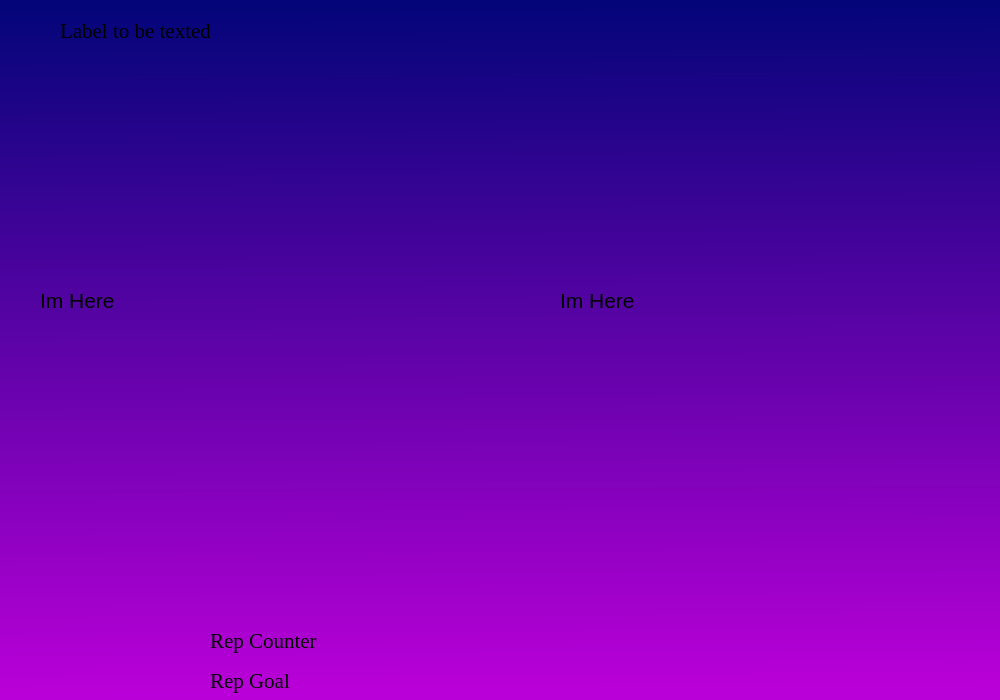
First picture: the form in ui/workoutfeed.ui, repository AlonIvshin/AutomaticGymTrainer, before the edit.
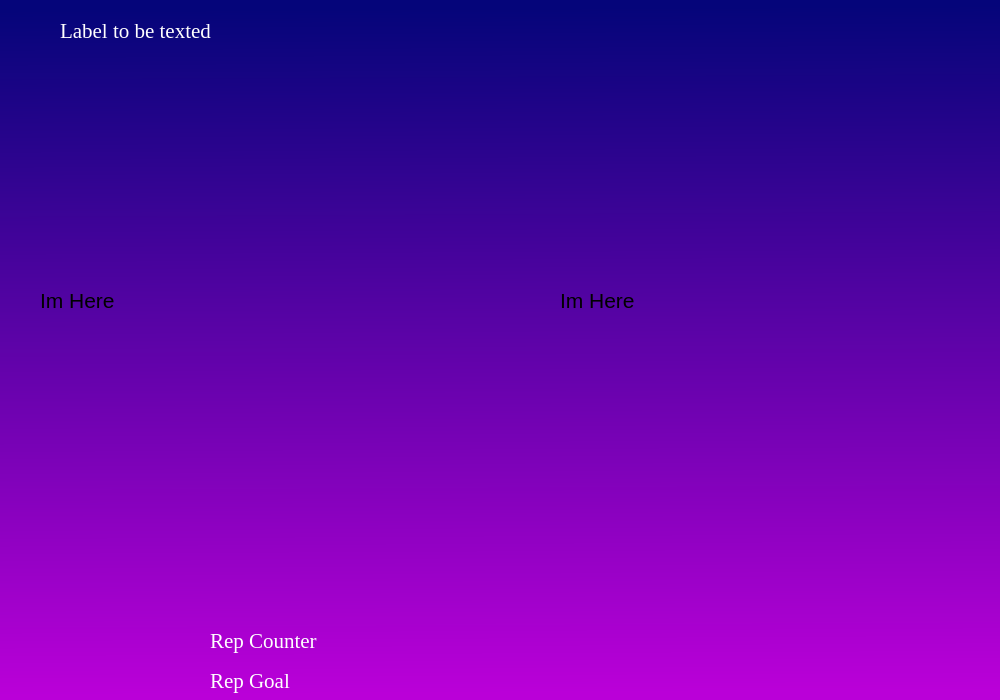
Second picture: the form after the edit.

```diff
--- a/ui/workoutfeed.ui
+++ b/ui/workoutfeed.ui
@@ -33,6 +33,9 @@
       <pointsize>16</pointsize>
      </font>
     </property>
+    <property name="styleSheet">
+     <string notr="true">color:rgb(255, 255, 255)</string>
+    </property>
     <property name="text">
      <string>Rep Counter</string>
     </property>
@@ -52,6 +55,9 @@
       <pointsize>16</pointsize>
      </font>
     </property>
+    <property name="styleSheet">
+     <string notr="true">color:rgb(255, 255, 255)</string>
+    </property>
     <property name="text">
      <string>Label to be texted</string>
     </property>
@@ -109,6 +115,9 @@
       <pointsize>16</pointsize>
      </font>
     </property>
+    <property name="styleSheet">
+     <string notr="true">color:rgb(255, 255, 255)</string>
+    </property>
     <property name="text">
      <string>Rep Goal</string>
     </property>
```
